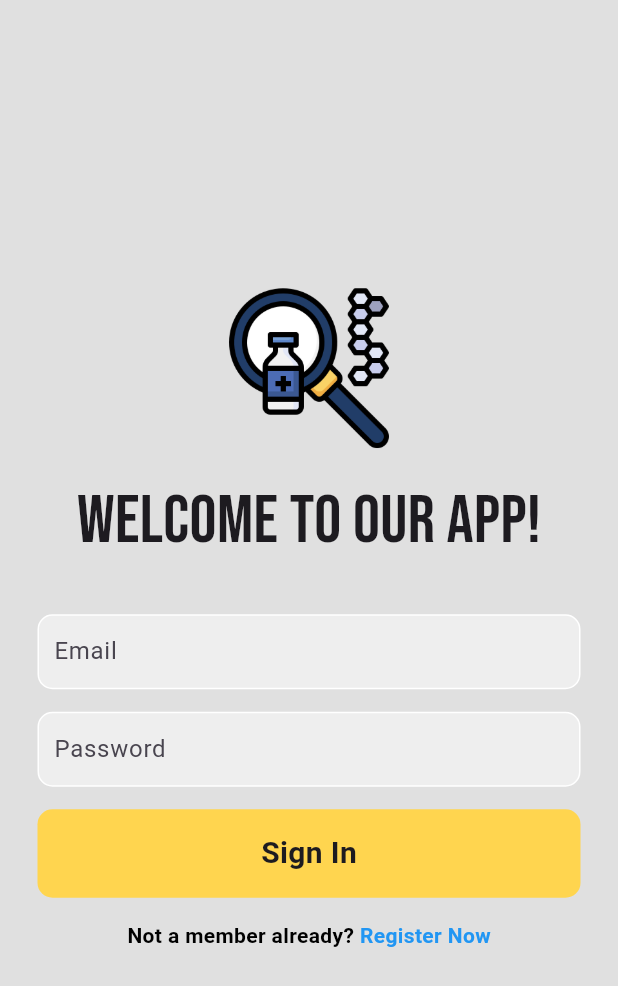
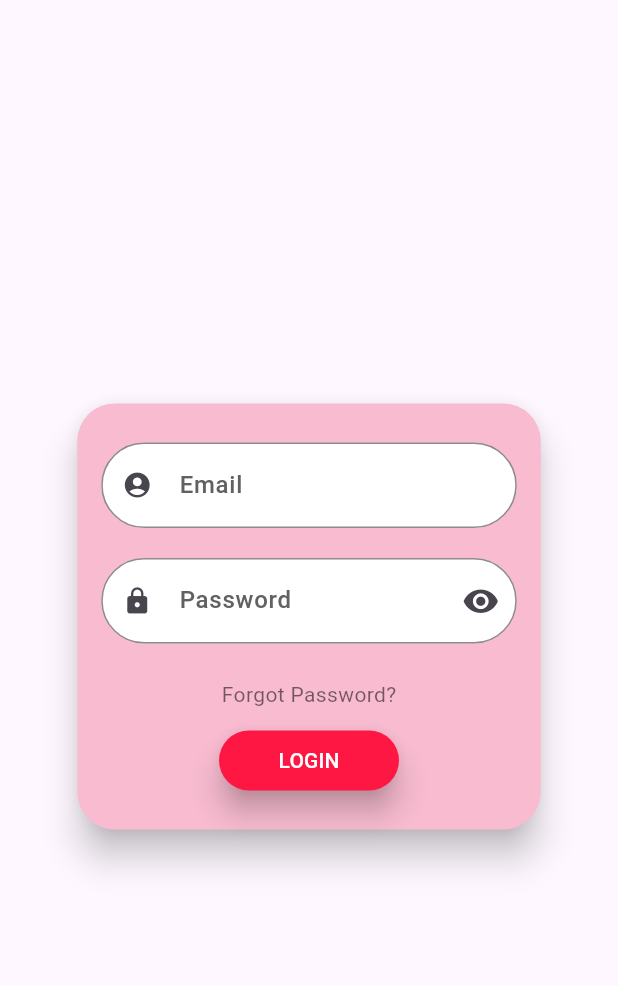
Before and after one commit to zaheen4/mediflow-app, a Flutter app: the screen it shows after launch, on a phone screen of 412 x 824 dp. Shown: the top 986 px of the screen. Run offline on Flutter 3.47's test engine with Material 3 defaults, Android fonts, the light colour scheme and no system bars; drawn by our look-alikes of flutter_login; our stand-ins replace cloud_firestore, firebase_core, flutter_svg; accounts and stored records are empty.

Commit message:
Push message

```diff
--- a/lib/login_page.dart
+++ b/lib/login_page.dart
@@ -1,130 +1,90 @@
-// ignore_for_file: avoid_unnecessary_containers
+import 'package:flutter/material.dart';
+import 'package:flutter_login/flutter_login.dart';
+import 'package:medi_flow/screen_background.dart';
 
-import 'package:flutter/material.dart';
-import 'package:google_fonts/google_fonts.dart';
-
-class LoginPage extends StatefulWidget {
+class LoginPage extends StatelessWidget {
   const LoginPage({super.key});
 
-  @override
-  State<LoginPage> createState() => _LoginPageState();
+  // Loading Time..
+  Duration get loadingTime => const Duration(milliseconds: 2000);
+
+  // Login
+  Future<String?> _authUser(LoginData data) {
+    return Future.delayed(loadingTime).then((value) => null);
   }
 
-class _LoginPageState extends State<LoginPage> {
+  // Forgot Password
+  Future<String?> _recoverPassword(String data) {
+    return Future.delayed(loadingTime).then((value) => null);
+  }
+
   @override
   Widget build(BuildContext context) {
     return Scaffold(
-      backgroundColor: Colors.grey[300],
-      body: SafeArea(
-          child: Center(
-              child: Column(
-                  mainAxisAlignment: MainAxisAlignment.center,
+      body: Stack(
         children: [
-            // LOGO
-            Image.asset(
-              'lib/assets/4843686.png',
-              height: 110,
-            ),
-            SizedBox(
-              height: 15,
-            ),
+          // Background
+          const ScreenBackground(),
 
-            Text(
-              'Welcome to our APP!',
-              style: GoogleFonts.bebasNeue(fontSize: 45),
-            ),
-            SizedBox(
-              height: 30,
-            ),
-
-            //username/email
-            Padding(
-              padding: const EdgeInsets.symmetric(horizontal: 25.0),
-              child: Container(
-                decoration: BoxDecoration(
-                  color: Colors.grey[200],
-                  border: Border.all(color: Colors.white),
-                  borderRadius: BorderRadius.circular(10.0),
-                ),
-                child: Padding(
-                  padding: const EdgeInsets.only(left: 10.0),
-                  child: TextField(
-                    decoration: InputDecoration(
-                      border: InputBorder.none,
-                      hintText: 'Email',
+          // Login form
+          FlutterLogin(
+            onLogin: _authUser,
+            onRecoverPassword: _recoverPassword,
+            theme: LoginTheme(
+              pageColorLight: Colors.transparent,
+              pageColorDark: Colors.transparent,
+              cardTheme: CardTheme(
+                color: Colors.pink.shade100,
+                elevation: 10,
+                shadowColor: Colors.pink.shade200,
+                shape: RoundedRectangleBorder(
+                  borderRadius: BorderRadius.circular(25),
                 ),
               ),
+              buttonTheme: LoginButtonTheme(
+                splashColor: Colors.pinkAccent.shade100,
+                backgroundColor: Colors.redAccent.shade400,
+                highlightColor: Colors.pink.shade300,
+                shape: RoundedRectangleBorder(
+                  borderRadius: BorderRadius.circular(30),
+                ),
+                elevation: 8,
+              ),
+              inputTheme: InputDecorationTheme(
+                filled: true,
+                fillColor: Colors.white,
+                contentPadding: const EdgeInsets.symmetric(
+                  vertical: 18, // Adjust vertical padding to move text higher
+                  horizontal: 20,
+                ),
+                floatingLabelBehavior: FloatingLabelBehavior.always, // Keep label always visible
+                border: OutlineInputBorder(
+                  borderRadius: BorderRadius.circular(30),
+                  borderSide: BorderSide(color: Colors.pink.shade200),
+                ),
+                enabledBorder: OutlineInputBorder(
+                  borderRadius: BorderRadius.circular(30),
+                  borderSide: BorderSide(color: Colors.black45),
+                ),
+                focusedBorder: OutlineInputBorder(
+                  borderRadius: BorderRadius.circular(30),
+                  borderSide: BorderSide(color: Colors.black45, width: 2),
+                ),
+                labelStyle: TextStyle(
+                  fontSize: 16, // Increase or decrease font size
+                  fontWeight: FontWeight.w500,
+                  color: Colors.grey.shade700,
+                ),
+                hintStyle: TextStyle(
+                  fontSize: 14,
+                  color: Colors.grey.shade500,
                 ),
               ),
             ),
 
-            SizedBox(
-              height: 15,
-            ),
-
-
-            // password field
-            Padding(
-              padding: const EdgeInsets.symmetric(horizontal: 25.0),
-              child: Container(
-                decoration: BoxDecoration(
-                  color: Colors.grey[200],
-                  border: Border.all(color: Colors.white),
-                  borderRadius: BorderRadius.circular(10.0),
-                ),
-                child: Padding(
-                  padding: const EdgeInsets.only(left: 10.0),
-                  child: TextField(
-                    obscureText: true,
-                    decoration: InputDecoration(
-                      border: InputBorder.none,
-                      hintText: 'Password',
-                    ),
-                  ),
-                ),
-              ),
-            ),
-
-            SizedBox(
-              height: 15,
-            ),
-
-            // sign in button
-            Padding(
-              padding: const EdgeInsets.symmetric(horizontal: 25.0),
-              child: Container(
-                padding: const EdgeInsets.all(15),
-                decoration: BoxDecoration(
-                    color: Colors.amber[300],
-                    borderRadius: BorderRadius.circular(10)),
-                child: Center(
-                  child: Text(
-                    'Sign In',
-                    style: TextStyle(fontSize: 20, fontWeight: FontWeight.bold),
-                  ),
-                ),
-              ),
-            ),
-
-            SizedBox(height: 15),
-
-// register button
-            Row(
-              mainAxisAlignment: MainAxisAlignment.center,
-              children: [
-                Text(
-                  'Not a member already? ',
-                  style: TextStyle(
-                      color: Colors.black, fontWeight: FontWeight.bold),
-                ),
-                Text(
-                  'Register Now',
-                  style: TextStyle(
-                      color: Colors.blue, fontWeight: FontWeight.bold),
           ),
         ],
       ),
-          ]))),
     );
   }
 }
--- /dev/null
+++ b/lib/screen_background.dart
@@ -0,0 +1,21 @@
+import 'package:flutter/material.dart';
+import 'package:flutter_svg/flutter_svg.dart';
+import 'package:medi_flow/utils/assets_path.dart';
+
+class ScreenBackground extends StatelessWidget {
+  const ScreenBackground({super.key});
+
+  @override
+  Widget build(BuildContext context) {
+    return Stack(
+      children: [
+        SvgPicture.asset(
+          AssetsPath.backgroundSvg,
+          fit: BoxFit.cover,
+          height: MediaQuery.sizeOf(context).height,
+          width: double.maxFinite,
+        ),
+      ],
+    );
+  }
+}
--- /dev/null
+++ b/lib/utils/assets_path.dart
@@ -0,0 +1,5 @@
+class AssetsPath{
+  static const String _imagePath = 'assets';
+  static const String backgroundSvg = 'assets/finallyred.svg';
+
+}
--- a/pubspec.yaml
+++ b/pubspec.yaml
@@ -30,6 +30,9 @@ environment:
 dependencies:
   flutter:
     sdk: flutter
+  flutter_login: ^5.0.0
+  flutter_svg: ^2.0.17
+
   google_fonts:
 
 
@@ -65,7 +68,7 @@ flutter:
 
   # To add assets to your application, add an assets section, like this:
   assets:
-    - lib/assets/
+    - assets/
 
 
   # An image asset can refer to one or more resolution-specific "variants", see
```
Also changed, not shown: assets/4843686.png (renamed from lib/assets/4843686.png), assets/finallyred.svg (added), pubspec.lock, 5 other files. Lines whose indentation alone changed are shown as unchanged.
